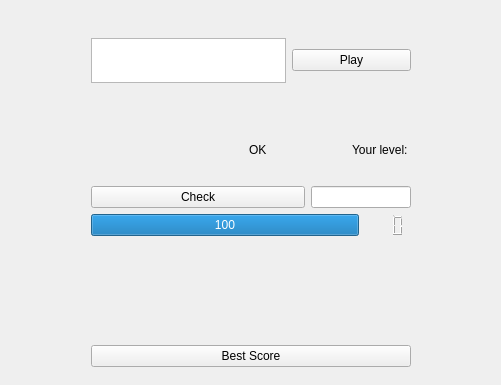
Before: the Qt Designer form mainwindow.ui in ButProgramming/MathTrainerQT, drawn with Qt 5.
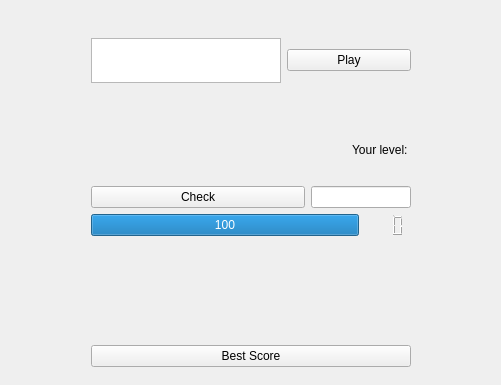
After: the same form once the commit is applied. Custom widgets are drawn as their Qt base class.

Commit message: delete labelStatus+others

The edit to the form file:
```diff
--- a/mainwindow.ui
+++ b/mainwindow.ui
@@ -175,7 +175,7 @@
               </property>
               <property name="maximumSize">
                <size>
-                <width>195</width>
+                <width>190</width>
                 <height>45</height>
                </size>
               </property>
@@ -266,39 +266,6 @@
               </property>
              </spacer>
             </item>
-            <item>
-             <spacer name="horizontalSpacer_7">
-              <property name="orientation">
-               <enum>Qt::Horizontal</enum>
-              </property>
-              <property name="sizeHint" stdset="0">
-               <size>
-                <width>40</width>
-                <height>20</height>
-               </size>
-              </property>
-             </spacer>
-            </item>
-            <item>
-             <widget class="QLabel" name="label_2">
-              <property name="text">
-               <string>OK</string>
-              </property>
-             </widget>
-            </item>
-            <item>
-             <spacer name="horizontalSpacer_6">
-              <property name="orientation">
-               <enum>Qt::Horizontal</enum>
-              </property>
-              <property name="sizeHint" stdset="0">
-               <size>
-                <width>40</width>
-                <height>20</height>
-               </size>
-              </property>
-             </spacer>
-            </item>
             <item>
              <widget class="QLabel" name="labelLevel">
               <property name="text">
```
The commit also changes 2 other files.
